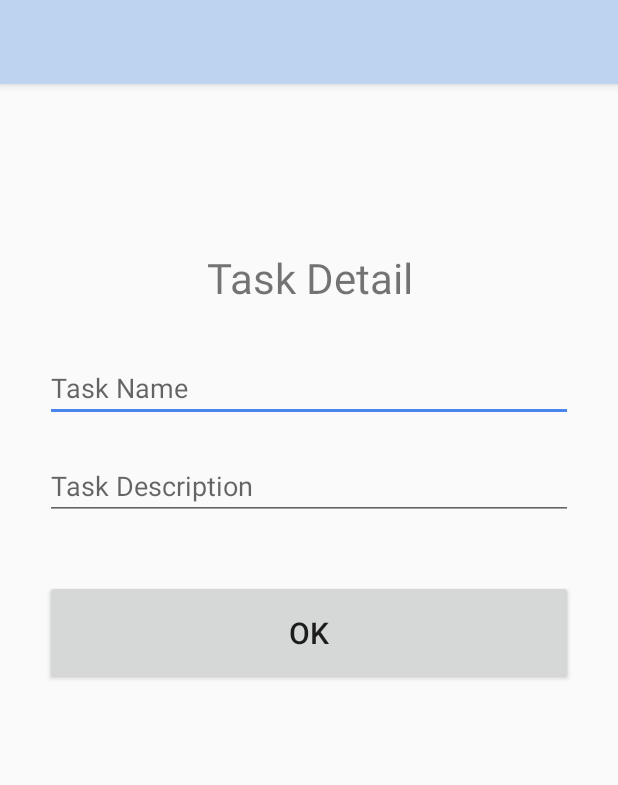
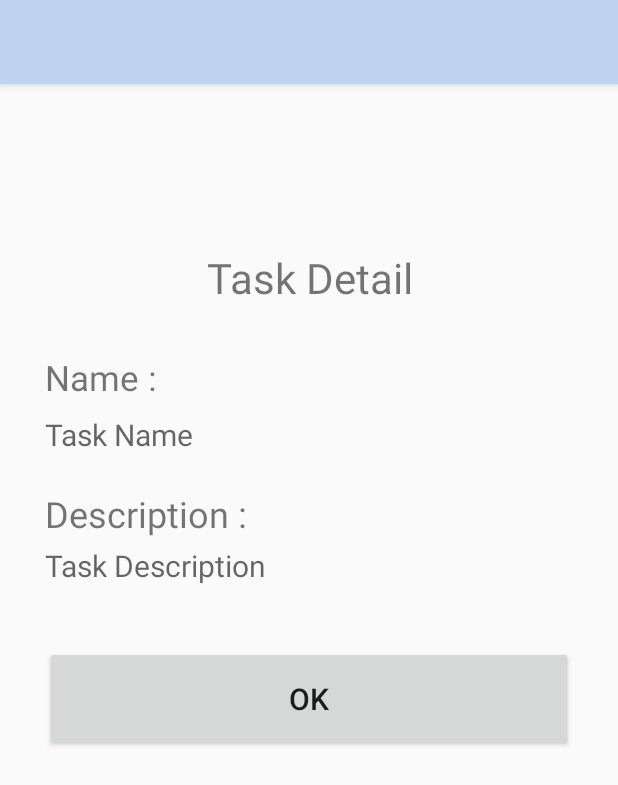
Before and after one commit to myqpalzm/UAS-Mobile-Bentask, an Android app: the DetailTaskActivity screen opened directly, with no data from a screen before it, on a phone screen of 412 x 824 dp. Shown: the top 785 px of the screen. Run offline under Robolectric (Android 15) with nearby library versions, the phone set to English and light mode, and no system bars.

Commit message:
Membuat Detail Task

```diff
--- a/app/src/main/java/id/ac/umn/uas_mobile_bentask/DetailTaskActivity.java
+++ b/app/src/main/java/id/ac/umn/uas_mobile_bentask/DetailTaskActivity.java
@@ -8,11 +8,12 @@ import android.os.Bundle;
 import android.view.View;
 import android.widget.Button;
 import android.widget.EditText;
+import android.widget.TextView;
 import android.widget.Toast;
 
 public class DetailTaskActivity extends AppCompatActivity {
 
-    EditText task_input2,task_desc2;
+    TextView task_input2,task_desc2;
     Button submit_task_button;
     String task_id2,task_title2,task_descr2,id,title;
 
--- a/app/src/main/res/layout/activity_detail_task.xml
+++ b/app/src/main/res/layout/activity_detail_task.xml
@@ -6,6 +6,7 @@
     android:layout_height="match_parent"
     tools:context=".DetailTaskActivity"
     android:padding="30dp">
+
 
     <TextView
         android:layout_width="match_parent"
@@ -18,25 +19,43 @@
         app:layout_constraintStart_toStartOf="parent"
         app:layout_constraintTop_toTopOf="parent"/>
 
-    <EditText
+    <TextView
+        android:layout_width="match_parent"
+        android:layout_height="wrap_content"
+        android:layout_marginTop="150dp"
+        android:textSize="23dp"
+        android:text="Name :"
+        app:layout_constraintEnd_toEndOf="parent"
+        app:layout_constraintStart_toStartOf="parent"
+        app:layout_constraintTop_toTopOf="parent"/>
+
+    <TextView
         android:id="@+id/task_input3"
         android:layout_width="match_parent"
         android:layout_height="wrap_content"
-        android:layout_marginTop="150dp"
-        android:ems="10"
+        android:layout_marginTop="190dp"
         android:hint="Task Name"
-        android:inputType="textPersonName"
+        android:textSize="20dp"
         app:layout_constraintEnd_toEndOf="parent"
         app:layout_constraintStart_toStartOf="parent"
         app:layout_constraintTop_toTopOf="parent" />
-    <EditText
+    <TextView
+        android:layout_width="match_parent"
+        android:layout_height="wrap_content"
+        android:layout_marginTop="240dp"
+        android:textSize="24dp"
+        android:text="Description :"
+        app:layout_constraintEnd_toEndOf="parent"
+        app:layout_constraintStart_toStartOf="parent"
+        app:layout_constraintTop_toTopOf="parent"/>
+
+    <TextView
         android:id="@+id/desc_input3"
         android:layout_width="match_parent"
         android:layout_height="wrap_content"
-        android:layout_marginTop="20dp"
-        android:ems="10"
+        android:layout_marginTop="60dp"
+        android:textSize="20dp"
         android:hint="Task Description"
-        android:inputType="textPersonName"
         app:layout_constraintEnd_toEndOf="parent"
         app:layout_constraintStart_toStartOf="parent"
         app:layout_constraintTop_toBottomOf="@+id/task_input3"/>
```
